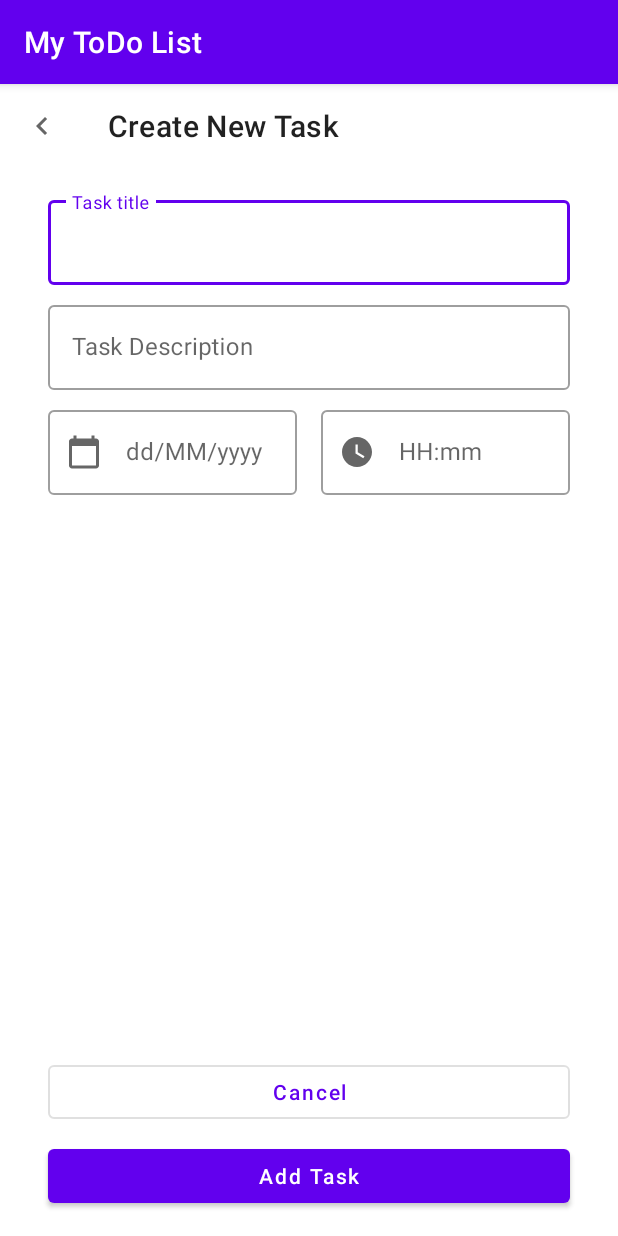
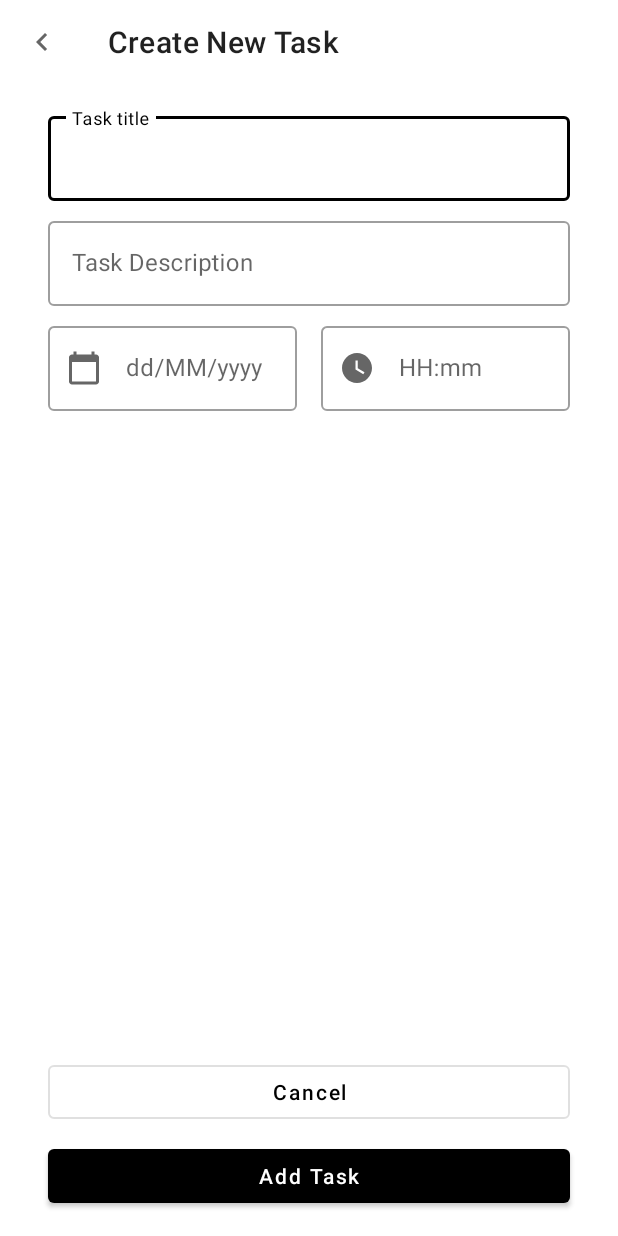
Before and after one commit to matheusvictor/estudos_android_old, an Android app: the screen it shows after launch (AddTaskActivity), on a phone screen of 412 x 824 dp. Run offline under Robolectric (Android 15) with nearby library versions, the phone set to English and light mode, and no system bars.

Commit message:
Altera valores de tema do app

```diff
--- a/digital-innovation-one/MyToDoList/app/src/main/res/values/themes.xml
+++ b/digital-innovation-one/MyToDoList/app/src/main/res/values/themes.xml
@@ -1,13 +1,13 @@
 <resources xmlns:tools="http://schemas.android.com/tools">
     <!-- Base application theme. -->
-    <style name="Theme.MyToDoList" parent="Theme.MaterialComponents.DayNight.DarkActionBar">
+    <style name="Theme.MyToDoList" parent="Theme.MaterialComponents.Light.NoActionBar">
         <!-- Primary brand color. -->
-        <item name="colorPrimary">@color/purple_500</item>
-        <item name="colorPrimaryVariant">@color/purple_700</item>
+        <item name="colorPrimary">@color/black</item>
+        <item name="colorPrimaryVariant">@color/black</item>
         <item name="colorOnPrimary">@color/white</item>
         <!-- Secondary brand color. -->
-        <item name="colorSecondary">@color/teal_200</item>
-        <item name="colorSecondaryVariant">@color/teal_700</item>
+        <item name="colorSecondary">@color/black</item>
+        <item name="colorSecondaryVariant">@color/white</item>
         <item name="colorOnSecondary">@color/black</item>
         <!-- Status bar color. -->
         <item name="android:statusBarColor" tools:targetApi="l">?attr/colorPrimaryVariant</item>
```
